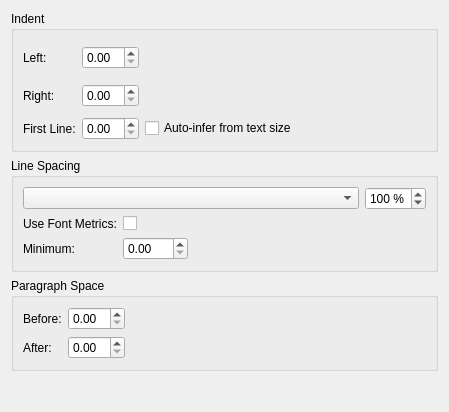
Before: the Qt Designer form plugins/textshape/dialogs/ParagraphIndentSpacing.ui in KDE/koffice, drawn with Qt 5.
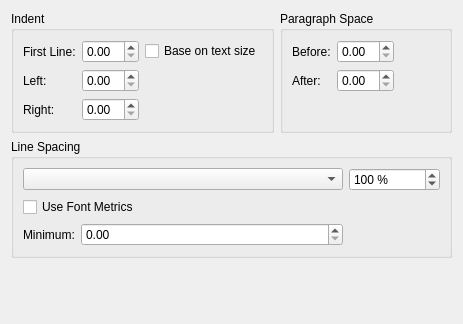
After: the same form once the commit is applied. Custom widgets are drawn as their Qt base class.

Commit message: Make dialog a bit more compact

Diff of the .ui file:
```diff
--- a/plugins/textshape/dialogs/ParagraphIndentSpacing.ui
+++ b/plugins/textshape/dialogs/ParagraphIndentSpacing.ui
@@ -1,27 +1,27 @@
 <ui version="4.0" >
  <class>ParagraphIndentSpacing</class>
- <widget class="QWidget" name="ParagraphIndentSpacing" >
-  <property name="geometry" >
+ <widget class="QWidget" name="ParagraphIndentSpacing">
+  <property name="geometry">
    <rect>
     <x>0</x>
     <y>0</y>
-    <width>449</width>
-    <height>412</height>
+    <width>463</width>
+    <height>324</height>
    </rect>
   </property>
   <property name="whatsThis" >
    <string>&lt;p>&lt;ul>&lt;li>&lt;b>Single&lt;/b>: The normal linespacing&lt;/li>&lt;/ul>&lt;/p> </string>
   </property>
-  <layout class="QGridLayout" >
-   <item row="0" column="0" >
-    <widget class="QGroupBox" name="groupBox" >
-     <property name="title" >
+  <layout class="QGridLayout" name="gridLayout_2">
+   <item row="0" column="0">
+    <widget class="QGroupBox" name="groupBox">
+     <property name="title">
       <string>Indent</string>
      </property>
-     <layout class="QGridLayout" >
-      <item row="0" column="0" >
-       <widget class="QLabel" name="label" >
-        <property name="text" >
+     <layout class="QGridLayout">
+      <item row="1" column="0">
+       <widget class="QLabel" name="label">
+        <property name="text">
          <string>Left:</string>
         </property>
         <property name="buddy" >
@@ -29,25 +29,25 @@
         </property>
        </widget>
       </item>
-      <item row="0" column="1" >
-       <widget class="KoUnitDoubleSpinBox" name="left" />
+      <item row="1" column="1">
+       <widget class="KoUnitDoubleSpinBox" name="left"/>
       </item>
-      <item rowspan="2" row="0" column="2" >
+      <item row="1" column="2" rowspan="2">
        <spacer>
         <property name="orientation" >
          <enum>Qt::Horizontal</enum>
         </property>
-        <property name="sizeHint" stdset="0" >
+        <property name="sizeHint" stdset="0">
          <size>
           <width>40</width>
-          <height>71</height>
+          <height>10</height>
          </size>
         </property>
        </spacer>
       </item>
-      <item row="1" column="0" >
-       <widget class="QLabel" name="label_2" >
-        <property name="text" >
+      <item row="2" column="0">
+       <widget class="QLabel" name="label_2">
+        <property name="text">
          <string>Right:</string>
         </property>
         <property name="buddy" >
@@ -55,12 +55,12 @@
         </property>
        </widget>
       </item>
-      <item row="1" column="1" >
-       <widget class="KoUnitDoubleSpinBox" name="right" />
+      <item row="2" column="1">
+       <widget class="KoUnitDoubleSpinBox" name="right"/>
       </item>
-      <item row="2" column="0" >
-       <widget class="QLabel" name="label_3" >
-        <property name="text" >
+      <item row="0" column="0">
+       <widget class="QLabel" name="label_3">
+        <property name="text">
          <string>First Line:</string>
         </property>
         <property name="buddy" >
@@ -68,41 +68,134 @@
         </property>
        </widget>
       </item>
-      <item row="2" column="1" >
-       <widget class="KoUnitDoubleSpinBox" name="first" />
+      <item row="0" column="1">
+       <widget class="KoUnitDoubleSpinBox" name="first"/>
       </item>
-      <item row="2" column="2" >
-       <widget class="QCheckBox" name="autoTextIndent" >
-        <property name="text" >
-         <string>Auto-infer from text size</string>
+      <item row="0" column="2">
+       <widget class="QCheckBox" name="autoTextIndent">
+        <property name="text">
+         <string>Base on text size</string>
         </property>
        </widget>
       </item>
      </layout>
     </widget>
    </item>
-   <item row="1" column="0" >
-    <widget class="QGroupBox" name="groupBox_2" >
-     <property name="whatsThis" >
-      <string>&lt;p>&lt;ul>&lt;li>&lt;b>Single&lt;/b>: The normal linespacing&lt;/li>&lt;/ul>&lt;/p> </string>
+   <item row="0" column="1">
+    <widget class="QGroupBox" name="groupBox_3">
+     <property name="title">
+      <string>Paragraph Space</string>
      </property>
-     <property name="title" >
+     <layout class="QGridLayout">
+      <item row="0" column="0">
+       <widget class="QLabel" name="label_5">
+        <property name="text">
+         <string>Before:</string>
+        </property>
+        <property name="buddy">
+         <cstring>before</cstring>
+        </property>
+       </widget>
+      </item>
+      <item row="0" column="1">
+       <widget class="KoUnitDoubleSpinBox" name="before"/>
+      </item>
+      <item row="0" column="2" rowspan="2">
+       <spacer>
+        <property name="orientation">
+         <enum>Qt::Horizontal</enum>
+        </property>
+        <property name="sizeHint" stdset="0">
+         <size>
+          <width>40</width>
+          <height>51</height>
+         </size>
+        </property>
+       </spacer>
+      </item>
+      <item row="1" column="0">
+       <widget class="QLabel" name="label_6">
+        <property name="text">
+         <string>After:</string>
+        </property>
+        <property name="buddy">
+         <cstring>after</cstring>
+        </property>
+       </widget>
+      </item>
+      <item row="1" column="1">
+       <widget class="KoUnitDoubleSpinBox" name="after"/>
+      </item>
+      <item row="2" column="1">
+       <spacer name="verticalSpacer">
+        <property name="orientation">
+         <enum>Qt::Vertical</enum>
+        </property>
+        <property name="sizeHint" stdset="0">
+         <size>
+          <width>20</width>
+          <height>1</height>
+         </size>
+        </property>
+       </spacer>
+      </item>
+     </layout>
+    </widget>
+   </item>
+   <item row="1" column="0" colspan="2">
+    <widget class="QGroupBox" name="groupBox_2">
+     <property name="whatsThis">
+      <string>&lt;p&gt;&lt;ul&gt;&lt;li&gt;&lt;b&gt;Single&lt;/b&gt;: The normal linespacing&lt;/li&gt;&lt;/ul&gt;&lt;/p&gt; </string>
+     </property>
+     <property name="title">
       <string>Line Spacing</string>
      </property>
-     <layout class="QGridLayout" >
-      <item row="0" column="0" colspan="2" >
-       <widget class="QComboBox" name="lineSpacing" >
-        <property name="sizePolicy" >
-         <sizepolicy vsizetype="Fixed" hsizetype="Preferred" >
+     <layout class="QGridLayout" name="gridLayout">
+      <item row="2" column="2">
+       <spacer>
+        <property name="orientation">
+         <enum>Qt::Horizontal</enum>
+        </property>
+        <property name="sizeHint" stdset="0">
+         <size>
+          <width>91</width>
+          <height>20</height>
+         </size>
+        </property>
+       </spacer>
+      </item>
+      <item row="2" column="0">
+       <widget class="QLabel" name="label_7">
+        <property name="sizePolicy">
+         <sizepolicy hsizetype="Fixed" vsizetype="Preferred">
+          <horstretch>0</horstretch>
+          <verstretch>0</verstretch>
+         </sizepolicy>
+        </property>
+        <property name="text">
+         <string>Minimum:</string>
+        </property>
+        <property name="buddy">
+         <cstring>minimumLineSpacing</cstring>
+        </property>
+       </widget>
+      </item>
+      <item row="2" column="1">
+       <widget class="KoUnitDoubleSpinBox" name="minimumLineSpacing"/>
+      </item>
+      <item row="0" column="0" colspan="2">
+       <widget class="QComboBox" name="lineSpacing">
+        <property name="sizePolicy">
+         <sizepolicy hsizetype="Preferred" vsizetype="Fixed">
           <horstretch>1</horstretch>
           <verstretch>0</verstretch>
          </sizepolicy>
         </property>
        </widget>
       </item>
-      <item row="0" column="2" >
-       <widget class="QStackedWidget" name="spacingStack" >
-        <property name="currentIndex" >
+      <item row="0" column="2">
+       <widget class="QStackedWidget" name="spacingStack">
+        <property name="currentIndex">
          <number>1</number>
         </property>
         <widget class="QWidget" name="unitsPage" >
@@ -115,14 +208,14 @@
           </item>
          </layout>
         </widget>
-        <widget class="QWidget" name="percentPage" >
-         <layout class="QHBoxLayout" >
-          <property name="margin" >
+        <widget class="QWidget" name="percentPage">
+         <layout class="QHBoxLayout">
+          <property name="margin">
            <number>0</number>
           </property>
           <item>
-           <widget class="QSpinBox" name="proportional" >
-            <property name="suffix" >
+           <widget class="QSpinBox" name="proportional">
+            <property name="suffix">
              <string> %</string>
             </property>
             <property name="minimum" >
@@ -143,112 +236,24 @@
         </widget>
        </widget>
       </item>
-      <item row="1" column="0" >
-       <layout class="QGridLayout" >
-        <item row="0" column="0" >
-         <widget class="QLabel" name="label_4" >
-          <property name="text" >
-           <string>Use Font Metrics:</string>
-          </property>
-          <property name="buddy" >
-           <cstring>useFont</cstring>
-          </property>
-         </widget>
-        </item>
-        <item row="0" column="1" >
-         <widget class="QCheckBox" name="useFont" >
-          <property name="text" >
-           <string/>
-          </property>
-         </widget>
-        </item>
-        <item row="1" column="0" >
-         <widget class="QLabel" name="label_7" >
-          <property name="text" >
-           <string>Minimum:</string>
-          </property>
-          <property name="buddy" >
-           <cstring>minimumLineSpacing</cstring>
-          </property>
-         </widget>
-        </item>
-        <item row="1" column="1" >
-         <widget class="KoUnitDoubleSpinBox" name="minimumLineSpacing" />
-        </item>
-       </layout>
-      </item>
-      <item row="1" column="1" colspan="2" >
-       <spacer>
-        <property name="orientation" >
-         <enum>Qt::Horizontal</enum>
+      <item row="1" column="0" colspan="3">
+       <widget class="QCheckBox" name="useFont">
+        <property name="text">
+         <string>Use Font Metrics</string>
         </property>
-        <property name="sizeHint" stdset="0" >
-         <size>
-          <width>91</width>
-          <height>20</height>
-         </size>
-        </property>
-       </spacer>
-      </item>
-     </layout>
-    </widget>
-   </item>
-   <item row="2" column="0" >
-    <widget class="QGroupBox" name="groupBox_3" >
-     <property name="title" >
-      <string>Paragraph Space</string>
-     </property>
-     <layout class="QGridLayout" >
-      <item row="0" column="0" >
-       <widget class="QLabel" name="label_5" >
-        <property name="text" >
-         <string>Before:</string>
-        </property>
-        <property name="buddy" >
-         <cstring>before</cstring>
-        </property>
        </widget>
       </item>
-      <item row="0" column="1" >
-       <widget class="KoUnitDoubleSpinBox" name="before" />
-      </item>
-      <item rowspan="2" row="0" column="2" >
-       <spacer>
-        <property name="orientation" >
-         <enum>Qt::Horizontal</enum>
-        </property>
-        <property name="sizeHint" stdset="0" >
-         <size>
-          <width>40</width>
-          <height>51</height>
-         </size>
-        </property>
-       </spacer>
-      </item>
-      <item row="1" column="0" >
-       <widget class="QLabel" name="label_6" >
-        <property name="text" >
-         <string>After:</string>
-        </property>
-        <property name="buddy" >
-         <cstring>after</cstring>
-        </property>
-       </widget>
-      </item>
-      <item row="1" column="1" >
-       <widget class="KoUnitDoubleSpinBox" name="after" />
-      </item>
      </layout>
     </widget>
    </item>
-   <item row="3" column="0" >
+   <item row="2" column="0" colspan="2">
     <spacer>
      <property name="orientation" >
       <enum>Qt::Vertical</enum>
      </property>
-     <property name="sizeHint" stdset="0" >
+     <property name="sizeHint" stdset="0">
       <size>
-       <width>313</width>
+       <width>10</width>
        <height>16</height>
       </size>
      </property>
```
Left out of the diff: 33 changed lines with no effect on the pictures. The commit also changes 2 other files.
